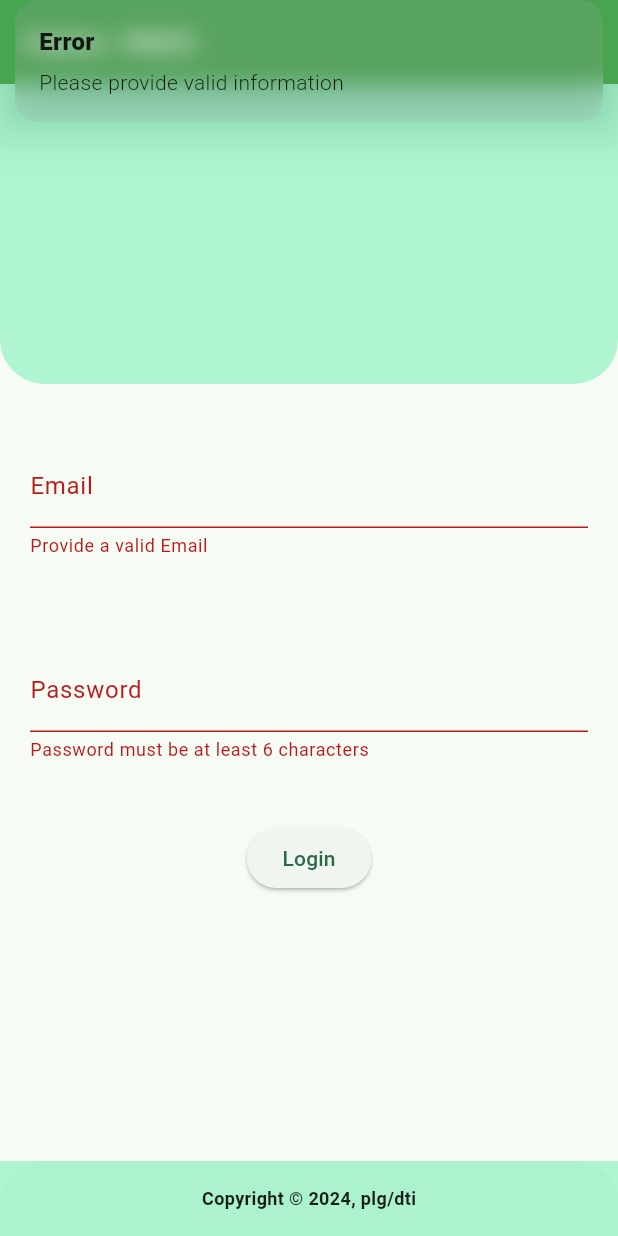
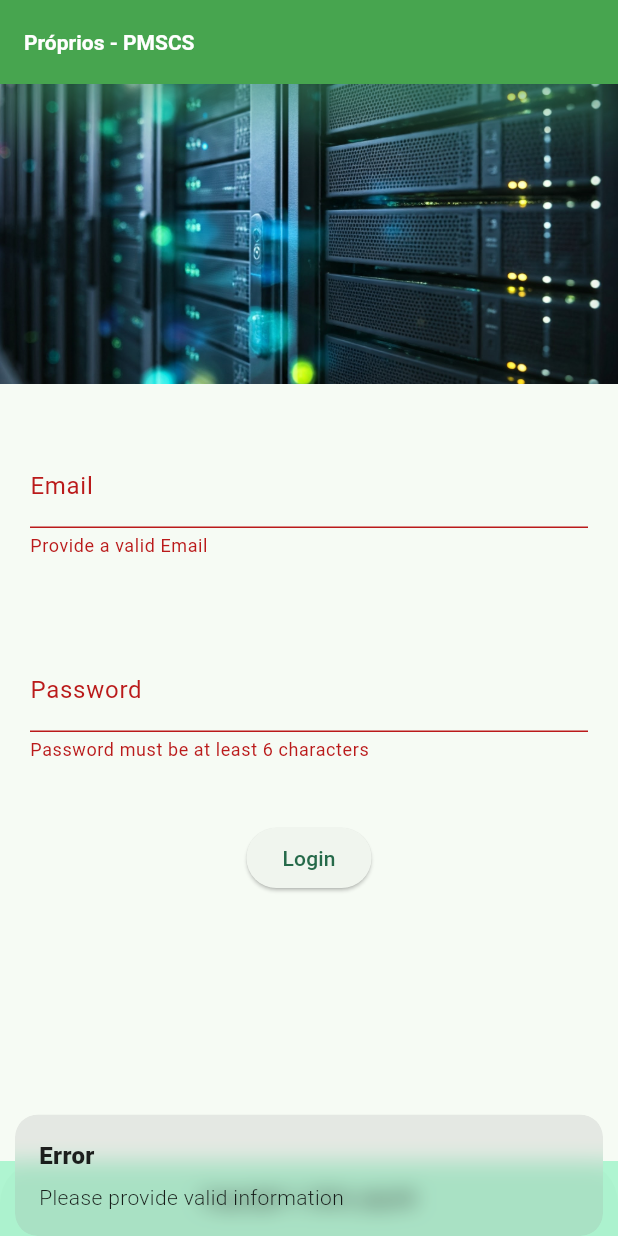
Before and after one commit to pliniogim/getx_proprios, a Flutter app: the screen it shows after launch, after a tap on "Login", on a phone screen of 412 x 824 dp. Run offline on Flutter 3.47's test engine with Material 3 defaults, Android fonts, the phone set to English and light mode, and no system bars; our stand-ins replace get, sqflite_common_ffi; missing offline and left inert: bitsdojo_window; accounts and stored records are empty; statements that could not run were skipped.

Commit message:
Initial17--image login+apk

```diff
--- a/lib/login/login_page.dart
+++ b/lib/login/login_page.dart
@@ -36,16 +36,20 @@ class InfoController extends GetxController {
           mutableList.indexWhere((item) => item['email'] == email.value);
       if (matchingIndex != -1) {
         if (mutableList[matchingIndex]['password'] == password.value) {
-          Get.snackbar("Success", "Data is valid");
+          Get.snackbar("Success", "Data is valid",
+              snackPosition: SnackPosition.BOTTOM);
           Get.offAllNamed('/home');
         } else {
-          Get.snackbar("Error", "Email or password invalid");
+          Get.snackbar("Error", "Email or password invalid",
+              snackPosition: SnackPosition.BOTTOM);
         }
       } else {
-        Get.snackbar("Error", "Email or password invalid");
+        Get.snackbar("Error", "Email or password invalid",
+            snackPosition: SnackPosition.BOTTOM);
       }
     } else {
-      Get.snackbar("Error", "Please provide valid information");
+      Get.snackbar("Error", "Please provide valid information",
+          snackPosition: SnackPosition.BOTTOM);
     }
   }
 }
@@ -79,11 +83,17 @@ class LoginPage extends StatelessWidget {
         children: [
           Container(
             decoration: BoxDecoration(
+              image: DecorationImage(
+                image: AssetImage(
+                    'assets/images/Gemini_Generated_Image_o8c8z7o8c8z7o8c8.jpg'),
+                // opacity: 0.5,
+                fit: BoxFit.cover, // This will fill the container
+              ),
               color: Colors.greenAccent.withOpacity(0.5),
-              borderRadius: BorderRadius.only(
-                bottomLeft: Radius.circular(30.0),
-                bottomRight: Radius.circular(30.0),
-              ),
+              // borderRadius: BorderRadius.only(
+              //   bottomLeft: Radius.circular(30.0),
+              //   bottomRight: Radius.circular(30.0),
+              // ),
             ),
             height: 200,
           ),
```
Also changed, not shown: pubspec.yaml (+4 -5 lines), assets/images/Gemini_Generated_Image_o8c8z7o8c8z7o8c8.jpg (added), assets/images/sw.jpg (added), pubspec.lock, 6 other files.
